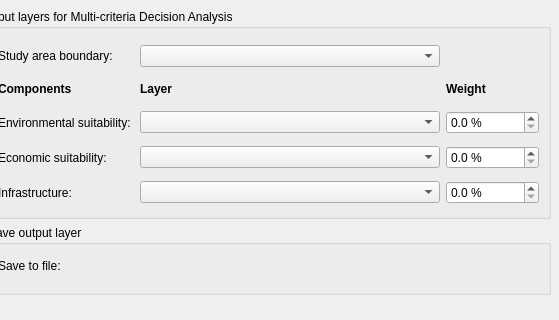
Above: rasterriskassessmentplugin/resources/ui/main_dialog.ui from iiepdev/mcda-plugin before the change; both pictures show x 241 to 800 and y 0 to 320 of the 800 by 600 pixel window. Below: the same form after it.
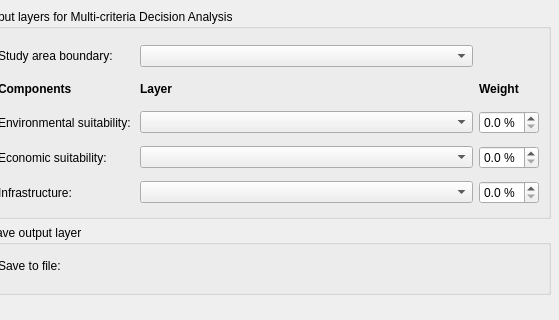
That is the form after the change. The open tabs and pages were chosen to show the change. Custom widgets are drawn as their Qt base class.

Commit message: Try to fix all layer + weight widget weights

The edit to the form file:
```diff
--- a/rasterriskassessmentplugin/resources/ui/main_dialog.ui
+++ b/rasterriskassessmentplugin/resources/ui/main_dialog.ui
@@ -2359,14 +2359,14 @@
          <item row="1" column="2">
           <widget class="QLabel" name="label_37">
            <property name="sizePolicy">
-            <sizepolicy hsizetype="Preferred" vsizetype="Fixed">
+            <sizepolicy hsizetype="Fixed" vsizetype="Fixed">
              <horstretch>0</horstretch>
              <verstretch>0</verstretch>
             </sizepolicy>
            </property>
            <property name="minimumSize">
             <size>
-             <width>40</width>
+             <width>60</width>
              <height>20</height>
             </size>
            </property>
@@ -2386,10 +2386,16 @@
          </item>
          <item row="2" column="2">
           <widget class="QgsDoubleSpinBox" name="mcda_dbl_spn_bx_env_weight">
-           <property name="minimumSize">
+           <property name="sizePolicy">
+            <sizepolicy hsizetype="Fixed" vsizetype="Fixed">
+             <horstretch>0</horstretch>
+             <verstretch>0</verstretch>
+            </sizepolicy>
+           </property>
+           <property name="maximumSize">
             <size>
-             <width>40</width>
-             <height>0</height>
+             <width>60</width>
+             <height>16777215</height>
             </size>
            </property>
            <property name="suffix">
@@ -2402,10 +2408,16 @@
          </item>
          <item row="3" column="2">
           <widget class="QgsDoubleSpinBox" name="mcda_dbl_spn_bx_econ_weight">
-           <property name="minimumSize">
+           <property name="sizePolicy">
+            <sizepolicy hsizetype="Fixed" vsizetype="Fixed">
+             <horstretch>0</horstretch>
+             <verstretch>0</verstretch>
+            </sizepolicy>
+           </property>
+           <property name="maximumSize">
             <size>
-             <width>40</width>
-             <height>0</height>
+             <width>60</width>
+             <height>16777215</height>
             </size>
            </property>
            <property name="suffix">
@@ -2425,10 +2437,16 @@
          </item>
          <item row="4" column="2">
           <widget class="QgsDoubleSpinBox" name="mcda_dbl_spn_bx_infra_weight">
-           <property name="minimumSize">
+           <property name="sizePolicy">
+            <sizepolicy hsizetype="Fixed" vsizetype="Fixed">
+             <horstretch>0</horstretch>
+             <verstretch>0</verstretch>
+            </sizepolicy>
+           </property>
+           <property name="maximumSize">
             <size>
-             <width>40</width>
-             <height>0</height>
+             <width>60</width>
+             <height>16777215</height>
             </size>
            </property>
            <property name="suffix">
@@ -2441,9 +2459,15 @@
          </item>
          <item row="2" column="1">
           <widget class="QgsMapLayerComboBox" name="mcda_map_layer_cmb_bx_env">
+           <property name="sizePolicy">
+            <sizepolicy hsizetype="MinimumExpanding" vsizetype="Fixed">
+             <horstretch>0</horstretch>
+             <verstretch>0</verstretch>
+            </sizepolicy>
+           </property>
            <property name="minimumSize">
             <size>
-             <width>300</width>
+             <width>260</width>
              <height>0</height>
             </size>
            </property>
@@ -2457,9 +2481,15 @@
          </item>
          <item row="3" column="1">
           <widget class="QgsMapLayerComboBox" name="mcda_map_layer_cmb_bx_econ">
+           <property name="sizePolicy">
+            <sizepolicy hsizetype="MinimumExpanding" vsizetype="Fixed">
+             <horstretch>0</horstretch>
+             <verstretch>0</verstretch>
+            </sizepolicy>
+           </property>
            <property name="minimumSize">
             <size>
-             <width>300</width>
+             <width>260</width>
              <height>0</height>
             </size>
            </property>
@@ -2473,9 +2503,15 @@
          </item>
          <item row="4" column="1">
           <widget class="QgsMapLayerComboBox" name="mcda_map_layer_cmb_bx_infra">
+           <property name="sizePolicy">
+            <sizepolicy hsizetype="MinimumExpanding" vsizetype="Fixed">
+             <horstretch>0</horstretch>
+             <verstretch>0</verstretch>
+            </sizepolicy>
+           </property>
            <property name="minimumSize">
             <size>
-             <width>300</width>
+             <width>260</width>
              <height>0</height>
             </size>
            </property>
```
Left out of the diff: 60 changed lines with no effect on the pictures.
